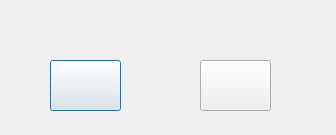
Qt form sheep_and_sheep/ConfirmBox.ui (Phoenix-PKU/PracticeofProgramming) before a commit.
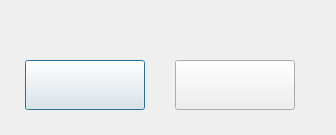
The same form after that commit.

Commit message: modify background and confirm box

The edit to the form file:
```diff
--- a/sheep_and_sheep/ConfirmBox.ui
+++ b/sheep_and_sheep/ConfirmBox.ui
@@ -16,10 +16,10 @@
   <widget class="QPushButton" name="confirm">
    <property name="geometry">
     <rect>
-     <x>50</x>
+     <x>25</x>
      <y>60</y>
-     <width>71</width>
-     <height>51</height>
+     <width>120</width>
+     <height>50</height>
     </rect>
    </property>
    <property name="text">
@@ -29,10 +29,10 @@
   <widget class="QPushButton" name="goback">
    <property name="geometry">
     <rect>
-     <x>200</x>
+     <x>175</x>
      <y>60</y>
-     <width>71</width>
-     <height>51</height>
+     <width>120</width>
+     <height>50</height>
     </rect>
    </property>
    <property name="text">
```
The commit also changes 4 other files.
